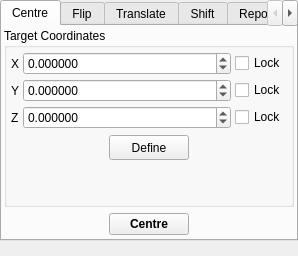
Before: the Qt Designer form trunk/src/gui/position.ui in trisyoungs/aten, drawn with Qt 5.
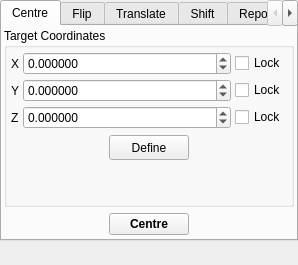
After: the same form once the commit is applied. Icons and pictures are not drawn.

What changed in the file:
```diff
--- a/trunk/src/gui/position.ui
+++ b/trunk/src/gui/position.ui
@@ -7,7 +7,7 @@
     <x>0</x>
     <y>0</y>
     <width>270</width>
-    <height>256</height>
+    <height>265</height>
    </rect>
   </property>
   <property name="sizePolicy">
@@ -19,7 +19,7 @@
   <property name="minimumSize">
    <size>
     <width>270</width>
-    <height>256</height>
+    <height>265</height>
    </size>
   </property>
   <property name="floating">
```
Left out of the diff: 4 changed lines with no effect on the pictures.
